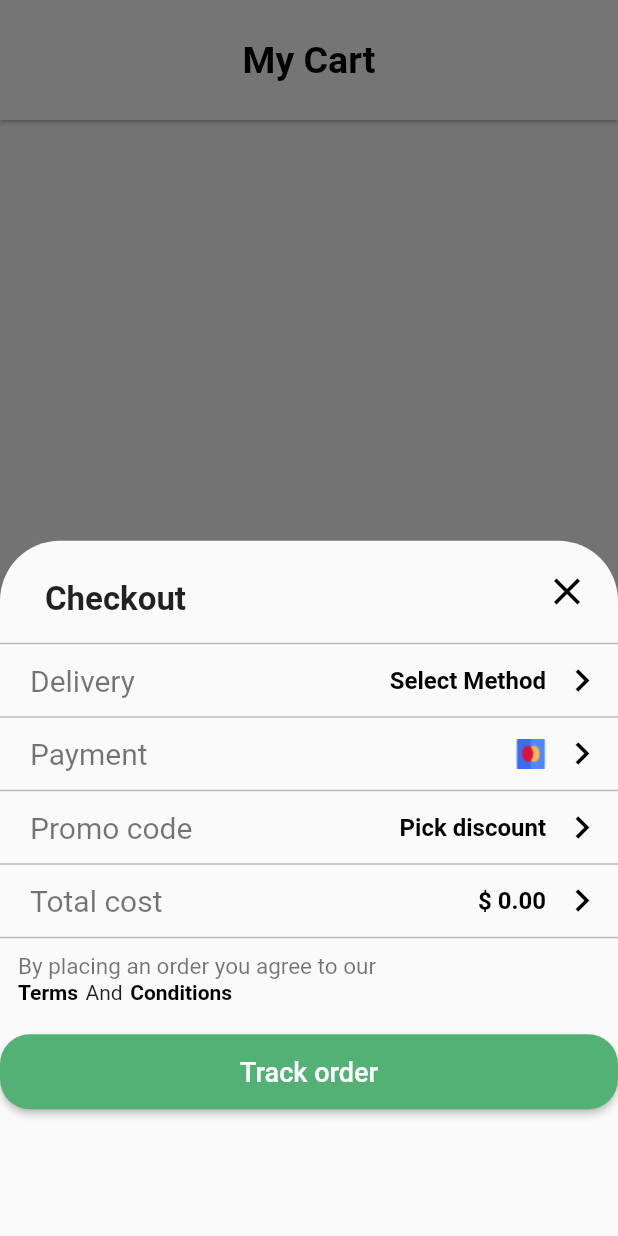
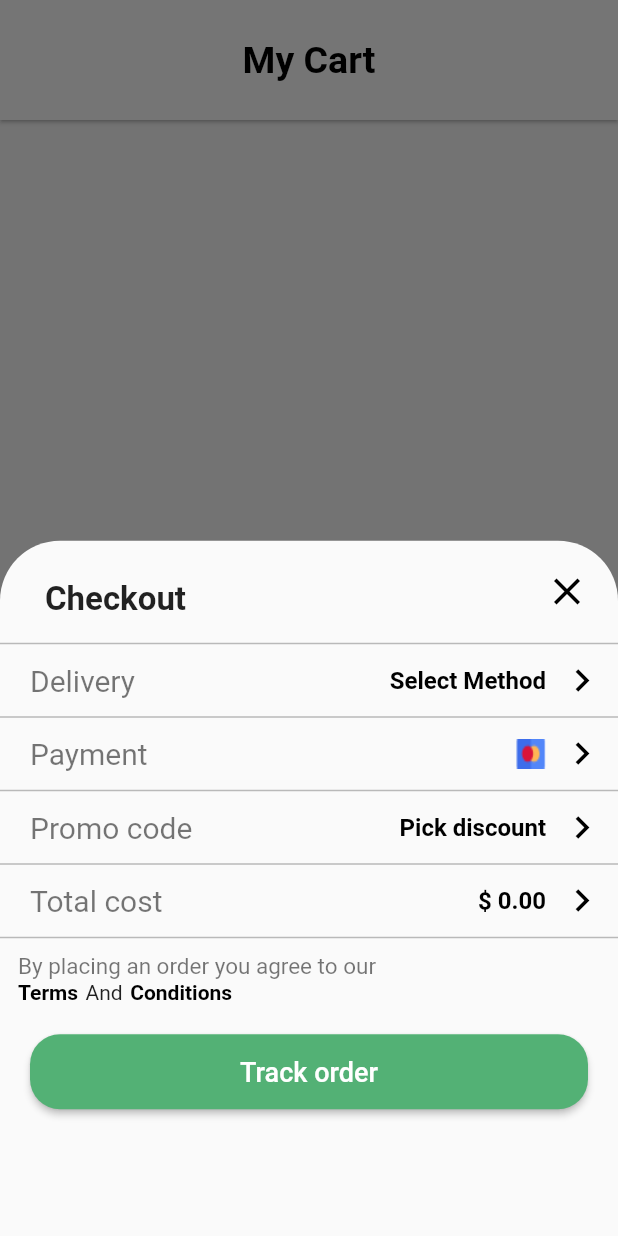
Before and after one commit to akashhardade/nectar, a Flutter app: the Cart screen opened directly, after a tap on "Add to Basket", on a phone screen of 412 x 824 dp. Run offline on Flutter 3.47's test engine with Material 2 defaults, Android fonts, the phone set to English and light mode, and no system bars; our stand-ins replace firebase_auth, firebase_core, flutter_rating_bar, flutter_riverpod, form_field_validator, google_sign_in and 2 more; accounts and stored records are empty; Roboto replaces fonts that are missing (Gilory-Light).

```diff
--- a/lib/Screens/homescreen/cart.dart
+++ b/lib/Screens/homescreen/cart.dart
@@ -158,7 +158,9 @@ class _CartState extends State<Cart> {
                                                 fontWeight: FontWeight.bold),
                                           ),
                                           IconButton(
-                                              onPressed: () {},
+                                              onPressed: () {
+                                                Navigator.of(context).pop();
+                                              },
                                               icon: Icon(
                                                 Icons.keyboard_arrow_right,
                                                 size: 30,
@@ -350,7 +352,10 @@ class _CartState extends State<Cart> {
                                 width: MediaQuery.of(context).size.width * 0.90,
                                 child: Consumer(
                                   builder: (context, ref, child) {
-                                    return ElevatedButton(
+                                    return Padding(
+                                      padding: const EdgeInsets.symmetric(
+                                          horizontal: 20),
+                                      child: ElevatedButton(
                                         child: Text(
                                           'Track order',
                                           style: TextStyle(
@@ -378,6 +383,7 @@ class _CartState extends State<Cart> {
                                                 BorderRadius.circular(20),
                                           ),
                                           primary: kgreen,
+                                        ),
                                       ),
                                     );
                                   },
```
Also changed, not shown: lib/Screens/homescreen/productdetails.dart (+23 -21 lines), lib/constant/Data.dart (+97 -0 lines). Lines whose indentation alone changed are shown as unchanged.
